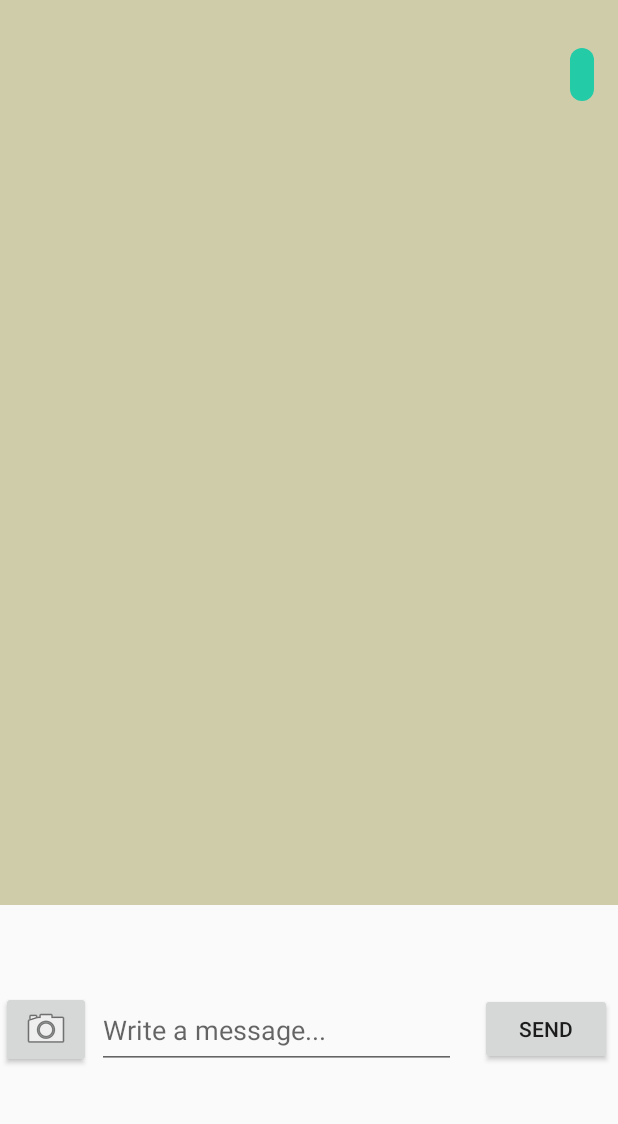
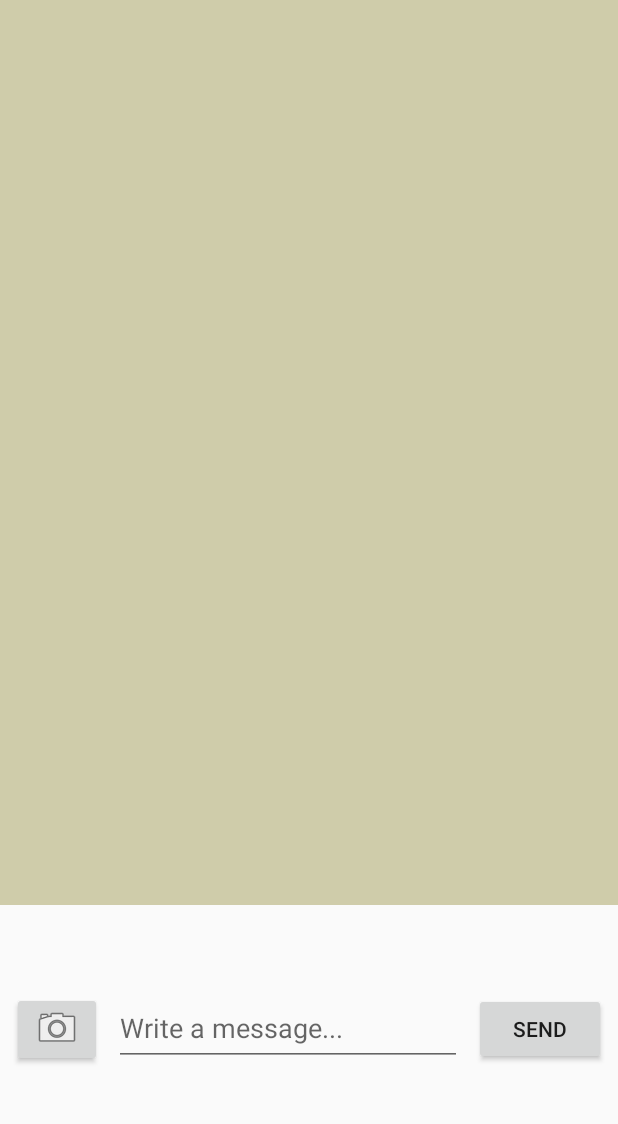
Before and after one commit to timmelcherson/ETCommunications, an Android app: the MessengerActivity screen opened directly, with no data from a screen before it, after a tap on "SEND", on a phone screen of 412 x 824 dp, the part 84-1208 px from its top. Run offline under Robolectric (Android 15) with nearby library versions, the phone set to English and light mode, and no system bars; libraries missing offline, so code that uses them is left out: com.felhr.usbserial, me.aflak.arduino; 5 statements that could not run were skipped.

Commit message:
Fixed usb problem

```diff
--- a/app/src/main/java/com/uu1te721/etcommunications/MessengerActivity.java
+++ b/app/src/main/java/com/uu1te721/etcommunications/MessengerActivity.java
@@ -13,6 +13,7 @@
 import android.hardware.usb.UsbManager;
 import android.os.Bundle;
 import android.provider.MediaStore;
+import android.util.Log;
 import android.view.View;
 import android.widget.Button;
 import android.widget.EditText;
@@ -22,17 +23,19 @@
 
 import java.io.UnsupportedEncodingException;
 import java.util.ArrayList;
+import java.util.Arrays;
 import java.util.List;
 
 import me.aflak.arduino.Arduino;
 import me.aflak.arduino.ArduinoListener;
 
-public class MessengerActivity extends AppCompatActivity{
+import static com.uu1te721.etcommunications.utils.Constants.REQUEST_IMAGE_CAPTUTRE;
+import static com.uu1te721.etcommunications.utils.Constants.TAG;
 
-    public static final String TAG = "TAG";
-    private static final String ACTION_USB_PERMISSION = "com.uu1te721.etcommunications.USB_PERMISSION";
-    private static final String ACTION_USB_NOT_SUPPORTED = "com.uu1te721.etcommunications.USB_NOT_SUPPORTED";
-    private Button mSendBtn, mBeginBtn;
+public class MessengerActivity extends AppCompatActivity implements View.OnClickListener, ArduinoListener {
+
+
+    private Button mSendBtn, mCameraBtn;
     private EditText mWriteMessageEt;
     private RecyclerView mMessageFeed;
     private MessengerRecyclerViewAdapter mMessengerAdapter;
@@ -43,14 +46,12 @@
     private UsbSerialDevice serialPort;
     private List<String> mMessageList = new ArrayList<>();
     private List<MessageCard> mMessageCardList = new ArrayList<>();
-    //    private MyHandler mHandler;
+
     private UsbService usbService;
     private Arduino mArduino;
+    private ArduinoListener mArduinoListener;
     private boolean isMessageReceived = false;
 
-
-    // for taking picutre
-    private static final int REQUEST_IMAGE_CAPTUTRE = 101;
 
     @Override
     protected void onCreate(Bundle savedInstanceState) {
@@ -67,27 +68,84 @@
         getSupportActionBar().setDisplayShowHomeEnabled(true);
 
         mSendBtn = findViewById(R.id.send_message_btn);
-        mBeginBtn = findViewById(R.id.camera_btn);
+        mCameraBtn = findViewById(R.id.camera_btn);
         mWriteMessageEt = findViewById(R.id.write_message_et);
         mMessageFeed = findViewById(R.id.message_feed_layout);
 
         mArduino = new Arduino(this);
         mArduino.addVendorId(10755);
         mArduino.addVendorId(9025);
+        mArduino.setArduinoListener(this);
 
+        mSendBtn.setOnClickListener(this);
+        mCameraBtn.setOnClickListener(this);
 
         buildRecyclerView();
+//        setupArduino();
     }
 
+    @Override
+    public void onClick(View v) {
+
+        switch (v.getId()) {
+
+            case R.id.send_message_btn:
+                sendMessage();
+                break;
+
+            case R.id.camera_btn:
+                takePicture();
+                break;
+        }
+    }
 
     @Override
     protected void onStart() {
         super.onStart();
-        setupArduino();
+//        setupArduino();
+        mArduino.setArduinoListener(this);
     }
 
-    private void setupArduino() {
-        mArduino.setArduinoListener(new ArduinoListener() {
+    @Override
+    public void onArduinoAttached(UsbDevice device) {
+        mArduino.open(device);
+    }
+
+    @Override
+    public void onArduinoDetached() {
+
+    }
+
+    @Override
+    public void onArduinoMessage(byte[] bytes) {
+        String data = null;
+        try {
+            data = new String(bytes, "UTF-8");
+        } catch (UnsupportedEncodingException e) {
+            e.printStackTrace();
+        }
+
+        if (!isMessageReceived) {
+            isMessageReceived = true;
+            receiveMessage(data);
+        }
+    }
+
+    @Override
+    public void onArduinoOpened() {
+        // you can start the communication
+        String str = "Hello Arduino";
+        mArduino.send(str.getBytes());
+    }
+
+    @Override
+    public void onUsbPermissionDenied() {
+        // Permission denied, display popup then
+        mArduino.reopen();
+    }
+
+    /*private void setupArduino() {
+        mArduinoListener = new ArduinoListener() {
             @Override
             public void onArduinoAttached(UsbDevice device) {
                 mArduino.open(device);
@@ -117,6 +175,7 @@
             @Override
             public void onArduinoOpened() {
                 // you can start the communication
+                Toast.makeText(MessengerActivity.this, "Arduino Opened", Toast.LENGTH_SHORT).show();
                 String str = "Hello Arduino";
                 mArduino.send(str.getBytes());
             }
@@ -126,8 +185,9 @@
                 // Permission denied, display popup then
                 mArduino.reopen();
             }
-        });
-    }
+        };
+        mArduino.setArduinoListener(mArduinoListener);
+    }*/
 
     @Override
     protected void onDestroy() {
@@ -136,34 +196,39 @@
         mArduino.close();
     }
 
-    public void sendMessage(View view) {
+    public void sendMessage() {
+
+        if (mWriteMessageEt.getText().toString().equals(""))
+            return;
+
         // This method called when send button pressed.
-        String msg = "";
+        String msg = mWriteMessageEt.getText().toString();
 
         // Sending to Arduino
-        if (!mWriteMessageEt.getText().toString().equals("")) {
-            msg = mWriteMessageEt.getText().toString();
-            if (usbService != null) { // if UsbService was correctly binded, Send data
-                usbService.write(msg.getBytes());
-            }
-        }
 
-        // Display sent message
+//        if (usbService != null) { // if UsbService was correctly binded, Send data
+//            usbService.write(msg.getBytes());
+//        }
+        Toast.makeText(this, "sending to arduino", Toast.LENGTH_SHORT).show();
+        mArduino.send(msg.getBytes());
+
+        Log.d(TAG, "sending message msg.getBytes: " + Arrays.toString(msg.getBytes()));
+        Log.d(TAG, "sending message msg.getBytes: " + msg.getBytes());
         MessageCard msgCard = new MessageCard(msg, "sent");
         mMessageCardList.add(msgCard);
         mMessengerAdapter.notifyDataSetChanged();
         lm.smoothScrollToPosition(mMessageFeed, null, mMessageCardList.size() - 1);
     }
 
-    public void sendMessage(Bitmap multimediaMessage){
+    public void sendMultimediaMessage(Bitmap multimediaMessage) {
         // Called when picture taken
         if (usbService != null) { // if UsbService was correctly binded, Send data
             // TODO: Send Bitmap over USB
         }
 
         // Displaying multimedia object (Only support image for now).
-        MessageCard msgCard = new MessageCard(multimediaMessage, "sent");
-        mMessageCardList.add(msgCard);
+        MessageCard card = new MessageCard(multimediaMessage, "sent");
+        mMessageCardList.add(card);
         mMessengerAdapter.notifyDataSetChanged();
     }
 
@@ -173,12 +238,6 @@
         mMessengerAdapter = new MessengerRecyclerViewAdapter(this, mMessageCardList);
         mMessageFeed.setAdapter(mMessengerAdapter);
     }
-
-    private void setUiEnabled(boolean isEnabled) {
-        mBeginBtn.setEnabled(!isEnabled);
-        mSendBtn.setEnabled(isEnabled);
-    }
-
 
     private void receiveMessage(String msg) {
 
@@ -207,12 +266,11 @@
         super.onBackPressed();
     }
 
-    public void takePicture(View view) {
+    public void takePicture() {
         Intent imageTakeIntent = new Intent(MediaStore.ACTION_IMAGE_CAPTURE);
 
-        if (imageTakeIntent.resolveActivity(getPackageManager()) != null)
-        {
-        startActivityForResult(imageTakeIntent, REQUEST_IMAGE_CAPTUTRE);
+        if (imageTakeIntent.resolveActivity(getPackageManager()) != null) {
+            startActivityForResult(imageTakeIntent, REQUEST_IMAGE_CAPTUTRE);
         }
     }
 
@@ -221,9 +279,10 @@
 
         if (requestCode == REQUEST_IMAGE_CAPTUTRE && resultCode == RESULT_OK) {
             Bundle extras = data.getExtras();
+
             Bitmap imageBitmap = (Bitmap) extras.get("data");
             // HERE put a code that sends the picture and displays in the messenger.
-            sendMessage(imageBitmap);
+            sendMultimediaMessage(imageBitmap);
             Toast.makeText(this, "Picture Taken", Toast.LENGTH_SHORT).show();
         }
     }
--- a/app/src/main/java/com/uu1te721/etcommunications/MessengerRecyclerViewAdapter.java
+++ b/app/src/main/java/com/uu1te721/etcommunications/MessengerRecyclerViewAdapter.java
@@ -20,8 +20,6 @@
 import androidx.recyclerview.widget.RecyclerView;
 
 import java.util.List;
-
-import static com.uu1te721.etcommunications.MessengerActivity.TAG;
 
 public class MessengerRecyclerViewAdapter extends RecyclerView.Adapter<MessengerRecyclerViewAdapter.ViewHolder> {
 
--- a/app/src/main/res/layout/activity_messenger.xml
+++ b/app/src/main/res/layout/activity_messenger.xml
@@ -42,27 +42,23 @@
         app:layout_constraintTop_toBottomOf="@+id/feed_action_divider">
 
         <EditText
+            android:id="@+id/write_message_et"
+            android:layout_width="0dp"
+            android:layout_height="50dp"
+            android:hint="@string/WRITE_MSG_HINT"
             android:inputType="text"
-            android:id="@+id/write_message_et"
-            android:layout_width="239dp"
-            android:layout_height="52dp"
-            android:layout_margin="16dp"
-            android:layout_marginStart="64dp"
-            android:hint="@string/WRITE_MSG_HINT"
+            android:layout_margin="8dp"
             app:layout_constraintBottom_toBottomOf="parent"
             app:layout_constraintEnd_toStartOf="@+id/send_message_btn"
-            app:layout_constraintHorizontal_bias="1.0"
-            app:layout_constraintStart_toStartOf="parent"
-            app:layout_constraintTop_toTopOf="parent"
-            app:layout_constraintVertical_bias="0.51" />
+            app:layout_constraintStart_toEndOf="@+id/camera_btn"
+            app:layout_constraintTop_toTopOf="parent" />
 
         <Button
             android:id="@+id/send_message_btn"
             android:layout_width="wrap_content"
             android:layout_height="wrap_content"
-            android:layout_margin="4dp"
+            android:layout_margin="8dp"
             android:text="@string/SEND_MSG"
-            android:onClick="sendMessage"
             app:layout_constraintBottom_toBottomOf="parent"
             app:layout_constraintEnd_toEndOf="parent"
             app:layout_constraintTop_toTopOf="parent" />
@@ -70,14 +66,13 @@
         <Button
             android:id="@+id/camera_btn"
             android:layout_width="60dp"
-            android:layout_height="51dp"
-            android:layout_margin="4dp"
+            android:layout_height="50dp"
+            android:layout_margin="8dp"
             android:drawableBottom="@android:drawable/ic_menu_camera"
             android:editable="false"
             android:ellipsize="start"
-            android:onClick="takePicture"
             app:layout_constraintBottom_toBottomOf="parent"
-            app:layout_constraintEnd_toStartOf="@+id/write_message_et"
+            app:layout_constraintStart_toStartOf="parent"
             app:layout_constraintTop_toTopOf="parent"
             app:layout_constraintVertical_bias="0.505" />
     </androidx.constraintlayout.widget.ConstraintLayout>
```
Also changed, not shown: app/src/main/java/com/uu1te721/etcommunications/MessageCard.java (+14 -14 lines), app/src/main/java/com/uu1te721/etcommunications/utils/Constants.java (added, +12 -0 lines).
